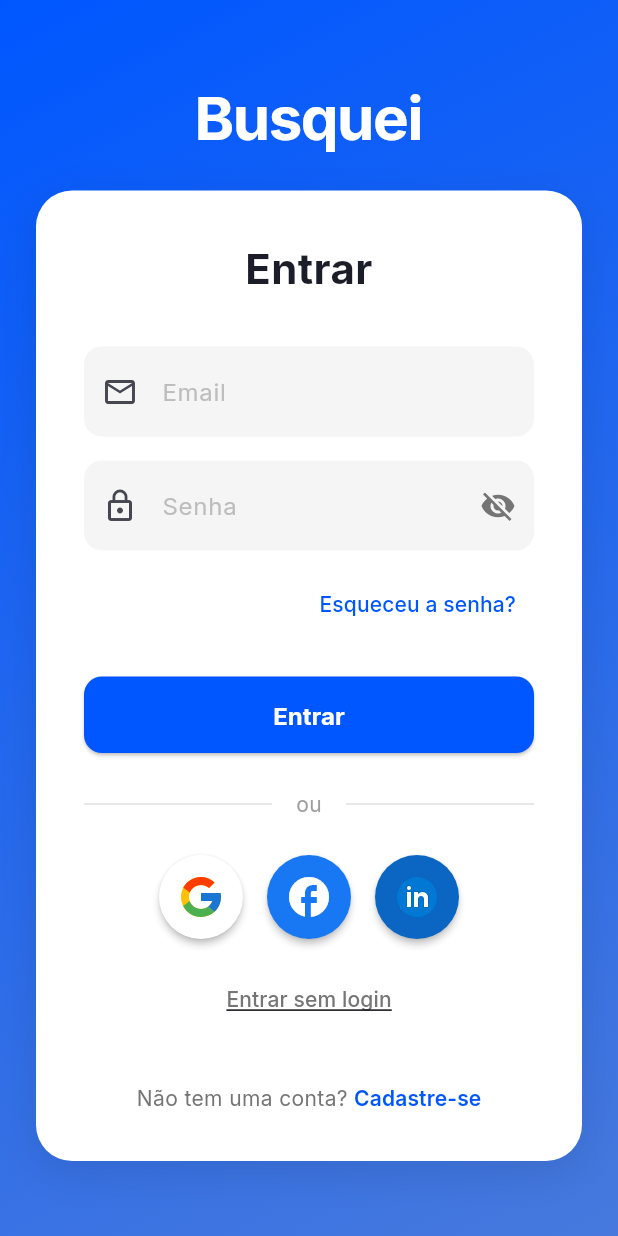
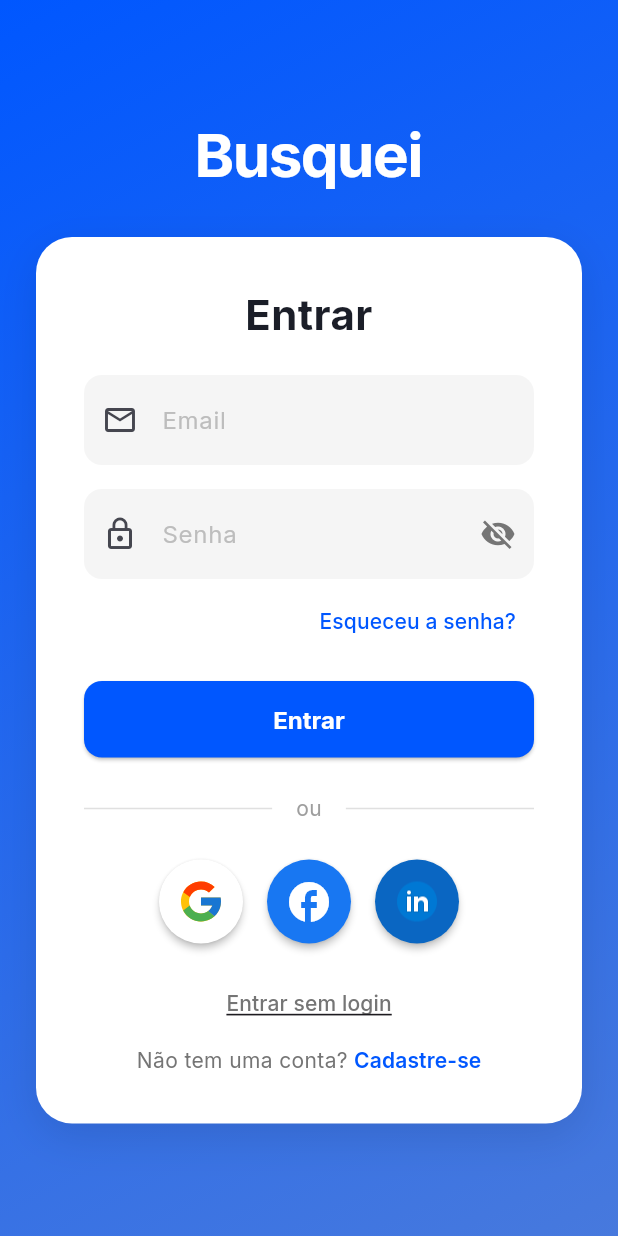
Before and after one commit to CHECKHUB-BRAZIL/buskei-frontend-flutter, a Flutter app: the screen it shows after launch, on a phone screen of 412 x 824 dp. Run offline on Flutter 3.47's test engine with Material 3 defaults, Android fonts, the light colour scheme and no system bars; our stand-ins replace connectivity_plus, dartz, dio, equatable, flutter_secure_storage, flutter_svg and 3 more; accounts and stored records are empty; network calls fail.

Commit message:
style(login_page): change spacing between widgets

```diff
--- a/lib/features/auth/presentation/pages/login_page.dart
+++ b/lib/features/auth/presentation/pages/login_page.dart
@@ -106,7 +106,7 @@ class _LoginPageState extends State<LoginPage> {
                       mainAxisAlignment: MainAxisAlignment.center,
                       children: [
                         _buildLogo(),
-                        const SizedBox(height: 20),
+                        const SizedBox(height: 26),
                         _buildLoginForm(),
                       ],
                     ),
@@ -140,7 +140,7 @@ class _LoginPageState extends State<LoginPage> {
   /// Constrói o card principal do formulário de login
   Widget _buildLoginForm() {
     return Container(
-      constraints: const BoxConstraints(maxWidth: 400),
+      constraints: const BoxConstraints(maxWidth: 600),
       padding: const EdgeInsets.all(32),
       decoration: BoxDecoration(
         color: Colors.white,
@@ -159,13 +159,13 @@ class _LoginPageState extends State<LoginPage> {
           crossAxisAlignment: CrossAxisAlignment.stretch,
           children: [
             _buildFormTitle(),
-            const SizedBox(height: 32),
+            const SizedBox(height: 20),
             _buildEmailField(),
             const SizedBox(height: 16),
             _buildPasswordField(),
-            const SizedBox(height: 12),
+            const SizedBox(height: 4),
             _buildForgotPasswordButton(),
-            const SizedBox(height: 24),
+            const SizedBox(height: 16),
             _buildLoginButton(),
             const SizedBox(height: 24),
             _buildDivider(),
@@ -173,7 +173,7 @@ class _LoginPageState extends State<LoginPage> {
             _buildSocialButtons(),
             const SizedBox(height: 16),
             _buildContinueAsGuest(),
-            const SizedBox(height: 32),
+            const SizedBox(height: 4),
             _buildRegisterLink(),
           ],
         ),
```
